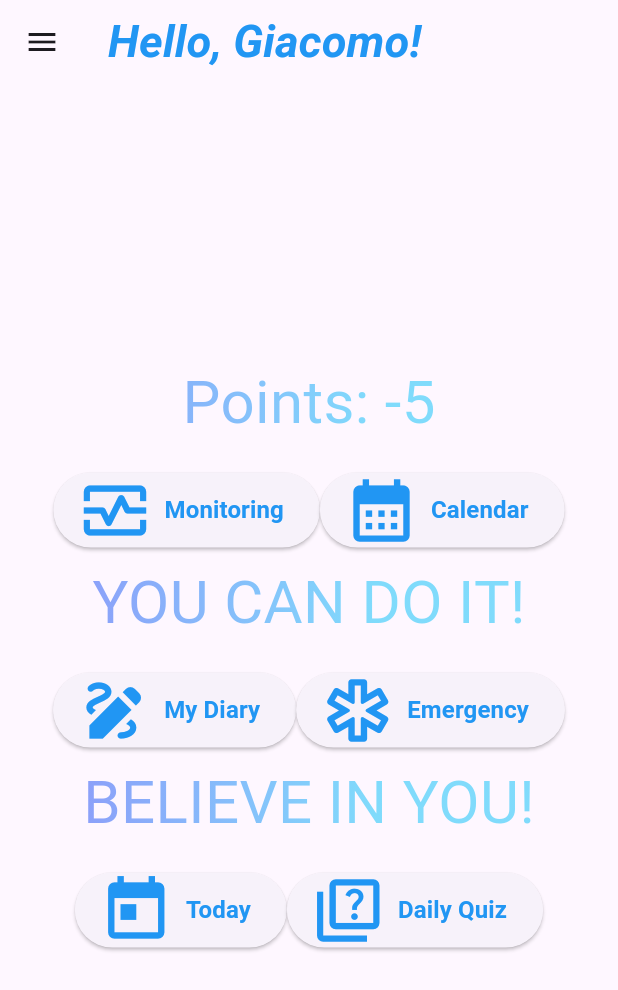
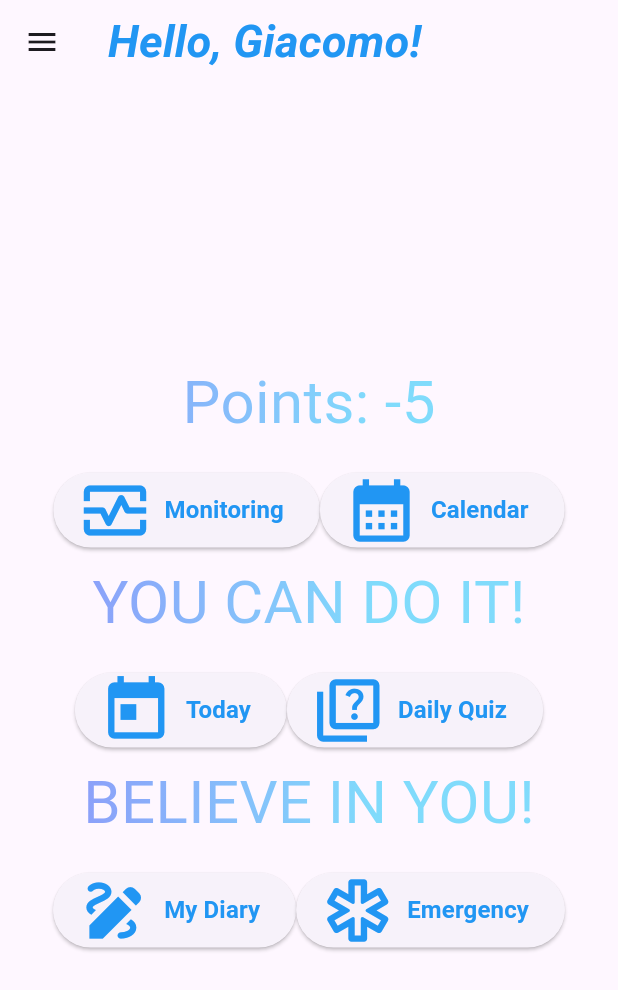
Before and after one commit to EmmaGh00/GROUP-PROJECT, a Flutter app: the TodayPage screen opened directly, after a tap on "Yes", on a phone screen of 412 x 824 dp. Shown: the top 990 px of the screen. Run offline on Flutter 3.47's test engine with Material 3 defaults, Android fonts, the phone set to English and light mode, and no system bars; our stand-ins replace jwt_decoder, shared_preferences, syncfusion_flutter_charts, table_calendar; accounts and stored records are empty; Roboto replaces fonts that are missing (Outfit).

Commit message:
10-Luglio-sera

```diff
--- a/3 giugno/lib/models/score.dart
+++ b/3 giugno/lib/models/score.dart
@@ -46,6 +46,12 @@ class ScoreModel extends ChangeNotifier {
     notifyListeners();
   }
 
+  void decrement10Score() {
+    _score -=10;
+    _saveScore();
+    notifyListeners();
+  }
+
   void decrement150Score() {
     _score -=150;
     _saveScore();
--- a/3 giugno/lib/screens/homePage.dart
+++ b/3 giugno/lib/screens/homePage.dart
@@ -1,6 +1,7 @@
 import 'package:flutter/material.dart';
 import 'package:project_test1/models/score.dart';
 import 'package:project_test1/screens/awardsPage.dart';
+import 'package:provider/provider.dart';
 import 'dart:ui' as ui;
 
 import 'package:project_test1/screens/calendarPage.dart';
@@ -12,7 +13,6 @@ import 'package:project_test1/screens/myDiaryPage.dart';
 import 'package:project_test1/screens/profilePage.dart';
 import 'package:project_test1/screens/privacyPage.dart';
 import 'package:project_test1/screens/todayPage.dart';
-import 'package:provider/provider.dart';
 
 
 class HomePage extends StatelessWidget {
@@ -39,13 +39,12 @@ class HomePage extends StatelessWidget {
         ),
       ),
       body: Center(
-        child:Container(
+        child: Container(
           height: 400,
           width: 350,
           decoration: BoxDecoration(borderRadius: BorderRadius.circular(10)),
           child: Column(
             children:[
-
               Expanded(
                 child: Text('Points: ${Provider.of<ScoreModel>(context).score}',
                   style: TextStyle(
@@ -62,8 +61,6 @@ class HomePage extends StatelessWidget {
                   ),
                 )
               ),
-
-
 
               // PRIMA RIGA
               Expanded(
@@ -89,7 +86,6 @@ class HomePage extends StatelessWidget {
                         Navigator.push(context, MaterialPageRoute(builder:(context) => Monitoring()));
                       },
                     ),
-
                     //CALENDAR
                     ElevatedButton.icon(
                       icon: Icon(
@@ -112,7 +108,6 @@ class HomePage extends StatelessWidget {
                   ], //children
                 ),
               ),
-
               // FRASE: YOU CAN DO IT
               Expanded(
                 child: Text('YOU CAN DO IT!',
@@ -136,14 +131,14 @@ class HomePage extends StatelessWidget {
                 child: Row(
                   mainAxisAlignment: MainAxisAlignment.center,
                   children: [
-                    //MY DIARY
+                    //TODAY SCORE
                     ElevatedButton.icon(
                       icon: Icon(
-                        Icons.draw,
+                        Icons.today,
                         color:Colors.blue,
                         size:50.0,
                       ),
-                      label: Text('My Diary',
+                      label: Text('Today',
                         style: TextStyle(
                           color: Colors.blue,
                           fontSize: 16,
@@ -152,18 +147,17 @@ class HomePage extends StatelessWidget {
                         ),
                       ),
                       onPressed: (){
-                        Navigator.push (context, MaterialPageRoute(builder:(context) => MyDiaryPage()));
+                        Navigator.push (context, MaterialPageRoute(builder:(context) => TodayPage()));
                       },
                     ),
-
-                    //EMERGENCY
+                    //DAILY QUIZ
                     ElevatedButton.icon(
                       icon: Icon(
-                        Icons.emergency_outlined,
+                        Icons.quiz_outlined,
                         color:Colors.blue,
-                        size: 50.0,
+                        size:50.0,
                       ),
-                      label: Text('Emergency',
+                      label: Text('Daily Quiz',
                         style: TextStyle(
                           color: Colors.blue,
                           fontSize: 16,
@@ -172,7 +166,8 @@ class HomePage extends StatelessWidget {
                         )
                       ),
                       onPressed: () {
-                        Navigator.push (context, MaterialPageRoute(builder:(context) => Emergency()));
+                        Navigator.push (context, MaterialPageRoute(builder:(context) => QuizPage()));
+                        // se si entra la prima volta si risponde alle domande, altrimenti mostra solo lo score
                       },
                     ),
                   ],
@@ -201,14 +196,14 @@ class HomePage extends StatelessWidget {
                 child: Row(
                   mainAxisAlignment: MainAxisAlignment.center,
                   children: [
-                    //TODAY SCORE
+                    //MY DIARY
                     ElevatedButton.icon(
                       icon: Icon(
-                        Icons.today,
+                        Icons.draw,
                         color:Colors.blue,
                         size:50.0,
                       ),
-                      label: Text('Today',
+                      label: Text('My Diary',
                         style: TextStyle(
                           color: Colors.blue,
                           fontSize: 16,
@@ -217,18 +212,17 @@ class HomePage extends StatelessWidget {
                         ),
                       ),
                       onPressed: (){
-                        Navigator.push (context, MaterialPageRoute(builder:(context) => TodayPage()));
+                        Navigator.push (context, MaterialPageRoute(builder:(context) => MyDiaryPage()));
                       },
                     ),
-
-                    //DAILY QUIZ
+                    //EMERGENCY
                     ElevatedButton.icon(
                       icon: Icon(
-                        Icons.quiz_outlined,
+                        Icons.emergency_outlined,
                         color:Colors.blue,
-                        size:50.0,
+                        size: 50.0,
                       ),
-                      label: Text('Daily Quiz',
+                      label: Text('Emergency',
                         style: TextStyle(
                           color: Colors.blue,
                           fontSize: 16,
@@ -237,8 +231,7 @@ class HomePage extends StatelessWidget {
                         )
                       ),
                       onPressed: () {
-                        Navigator.push (context, MaterialPageRoute(builder:(context) => QuizPage()));
-                        // se si entra la prima volta si risponde alle domande, altrimenti mostra solo lo score
+                        Navigator.push (context, MaterialPageRoute(builder:(context) => Emergency()));
                       },
                     ),
                   ],
--- a/3 giugno/lib/screens/monitoringPage.dart
+++ b/3 giugno/lib/screens/monitoringPage.dart
@@ -39,6 +39,7 @@ class _MonitoringPageState extends State<Monitoring> {
           )
       ),
       body: SingleChildScrollView(
+        child: Center(
             child: Column(
               mainAxisAlignment: MainAxisAlignment.center,
               children: [
@@ -99,13 +100,13 @@ class _MonitoringPageState extends State<Monitoring> {
                 ElevatedButton(
                   onPressed: (){
                     Provider.of<DataProvider>(context, listen: false).fetchHeartRateData('2023-05-16');
-                //HR_mean = media(HR...)
                   },
                   child: Text('Fetch HR data')
                 ),
 
 
               ],
+            )
         )
       ),
     );
--- a/3 giugno/lib/screens/privacyPage.dart
+++ b/3 giugno/lib/screens/privacyPage.dart
@@ -47,7 +47,7 @@ class _PrivacyPageState extends State<PrivacyPage> {
                 mainAxisSize: MainAxisSize.max,
                 crossAxisAlignment: CrossAxisAlignment.start,
                   children: [
-                    Text('This app respects the rigths under GDPR (General Data Regulation Protection), so you have the rights:',
+                    Text('This app is compliant to GDPR (General Data Regulation Protection), so you have the rights:',
                       style: TextStyle(
                         fontFamily: 'Outfit',
                         fontStyle: FontStyle.normal,
--- a/3 giugno/lib/screens/todayPage.dart
+++ b/3 giugno/lib/screens/todayPage.dart
@@ -33,17 +33,16 @@ class _TodayPageState extends State<TodayPage> {
   void answerQuestion(bool userAnswer) {
 
     if (questions[currentQuestionIndex].isTrue == userAnswer) {
-      Provider.of<ScoreModel>(context, listen: false).increment10Score();
+      //Provider.of<ScoreModel>(context, listen: false).increment10Score();
 
       // DA TOGLIERE COMMENTO QUANDO SARANNO DEFINITE LE VARIABILI IN SHARED PREFERENCES
       var provider = Provider.of<DataProvider>(context, listen: false);
 
       if ((provider.restNum > 80) && (provider.sleepNum < 240) && (provider.HR_mean > 80)) {
-        Provider.of<ScoreModel>(context, listen: false).incrementScore(); //decrement di 10 punti
+        Provider.of<ScoreModel>(context, listen: false).decrement10Score(); //decrement di 10 punti perchè ha mentito
       } else {
-        Provider.of<ScoreModel>(context, listen: false).incrementScore(); // incremento di 10 punti
+        Provider.of<ScoreModel>(context, listen: false).increment10Score(); // incremento di 5 punti perchè corretto
       }
-
     } else {
       Provider.of<ScoreModel>(context, listen: false).decrement5Score(); //decrement di 5 punti per la sincerità
     }
```
Lines whose indentation alone changed are shown as unchanged.
